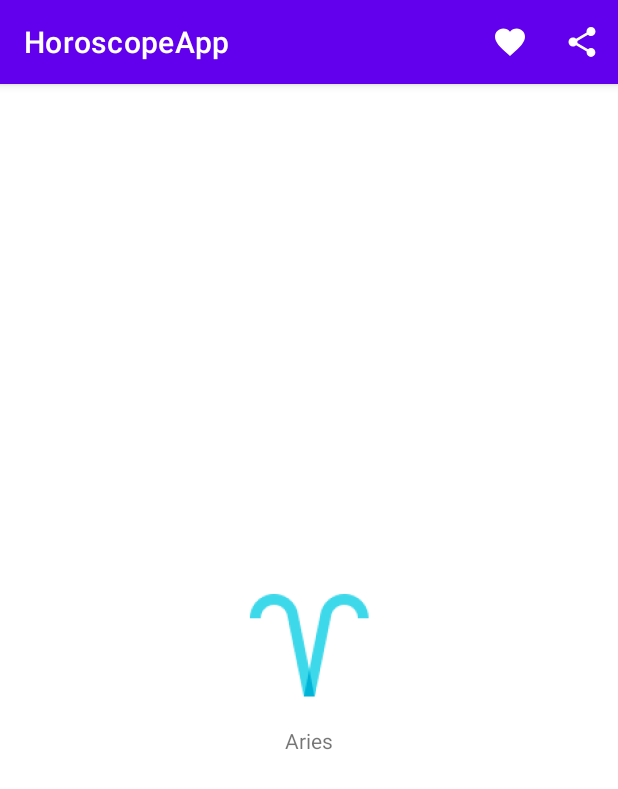
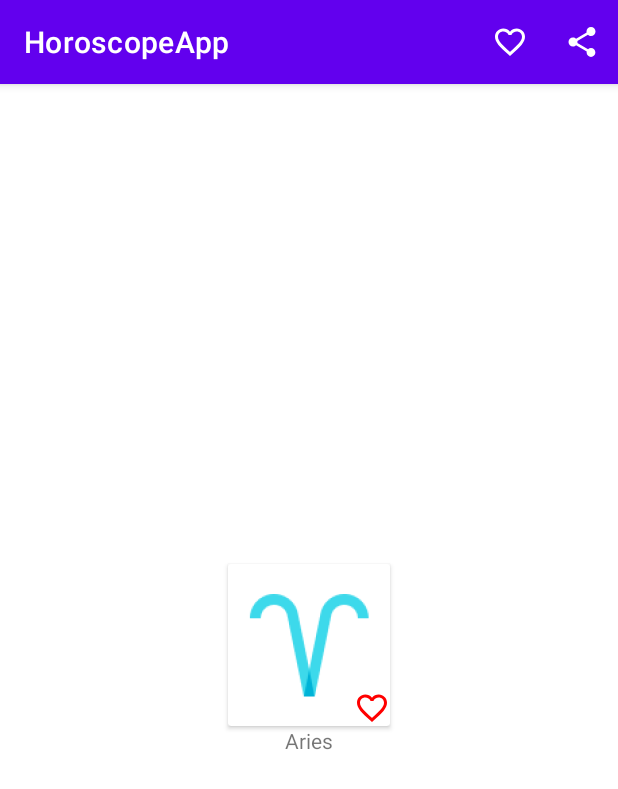
Before and after one commit to Casdelamir/HoroscopeApp, an Android app: the screen it shows after launch (DailyHoroscope before the commit, DailyHoroscopeActivity after it), after a tap on "Aries", on a phone screen of 412 x 824 dp. Shown: the top 789 px of the screen. Run offline under Robolectric (Android 15) with nearby library versions, the phone set to English and light mode, and no system bars; 1 statement that could not run was skipped.

Commit message:
Favorite functionality is added

```diff
--- a/app/src/main/AndroidManifest.xml
+++ b/app/src/main/AndroidManifest.xml
@@ -13,10 +13,10 @@
         android:theme="@style/Theme.HoroscopeApp"
         tools:targetApi="31">
         <activity
-            android:name=".DailyHoroscope"
+            android:name=".activities.DailyHoroscopeActivity"
             android:exported="false" />
         <activity
-            android:name=".MainActivity"
+            android:name=".activities.MainActivity"
             android:exported="true">
             <intent-filter>
                 <action android:name="android.intent.action.MAIN" />
--- a/app/src/main/java/com/example/horoscopeapp/DailyHoroscope.kt
+++ /dev/null
@@ -1,51 +0,0 @@
-package com.example.horoscopeapp
-
-import androidx.appcompat.app.AppCompatActivity
-import android.os.Bundle
-import android.util.Log
-import android.view.Menu
-import android.view.MenuItem
-import android.widget.ImageView
-import android.widget.TextView
-
-class DailyHoroscope : AppCompatActivity() {
-    companion object {
-        //static constant coming from the intent
-        const val EXTRA_ID = "HOROSCOPE_ID"
-    }
-    override fun onCreate(savedInstanceState: Bundle?) {
-
-        super.onCreate(savedInstanceState)
-        setContentView(R.layout.activity_daily_horoscope)
-
-        //here we are getting the id assigned to the EXTRA_ID constant in the intent extra
-        val id = intent.getStringExtra(EXTRA_ID)!!
-
-        val horoscope: Horoscope = HoroscopeProvider.getHoroscopeById(id)
-
-        val imageView: ImageView = findViewById(R.id.daily_icon)
-        val textView: TextView = findViewById(R.id.daily_name)
-
-        imageView.setImageResource(horoscope.logo)
-        textView.setText(horoscope.name)
-    }
-
-    override fun onCreateOptionsMenu(menu: Menu?): Boolean {
-        menuInflater.inflate(R.menu.menu_details, menu)
-        return super.onCreateOptionsMenu(menu)
-    }
-
-    override fun onOptionsItemSelected(item: MenuItem): Boolean {
-        return when(item.itemId) {
-            R.id.menu_favorite -> {
-                Log.i("MENU", "Favorite is selected")
-                true
-            }
-            R.id.menu_share -> {
-                Log.i("MENU", "Share is selected")
-                true
-            }
-            else -> super.onOptionsItemSelected(item)
-        }
-    }
-}
--- /dev/null
+++ b/app/src/main/java/com/example/horoscopeapp/activities/DailyHoroscopeActivity.kt
@@ -0,0 +1,95 @@
+package com.example.horoscopeapp.activities
+
+import androidx.appcompat.app.AppCompatActivity
+import android.os.Bundle
+import android.util.Log
+import android.view.Menu
+import android.view.MenuItem
+import android.widget.ImageButton
+import android.widget.ImageView
+import android.widget.TextView
+import com.example.horoscopeapp.data.Horoscope
+import com.example.horoscopeapp.data.HoroscopeProvider
+import com.example.horoscopeapp.R
+import com.example.horoscopeapp.utilities.SessionManager
+
+class DailyHoroscopeActivity : AppCompatActivity() {
+    companion object {
+        //static constant coming from the intent
+        const val EXTRA_ID = "HOROSCOPE_ID"
+    }
+
+    private var itemFavoriteMenu: MenuItem? = null
+    lateinit var sessionManager: SessionManager
+    var isFavorite: Boolean = false
+    //here we are getting the id assigned to the EXTRA_ID constant in the intent extra
+    lateinit var id: String
+    lateinit var favorite: String
+    lateinit var favoriteImageButton: ImageButton
+
+    override fun onCreate(savedInstanceState: Bundle?) {
+
+        super.onCreate(savedInstanceState)
+        setContentView(R.layout.activity_daily_horoscope)
+
+        sessionManager = SessionManager(this)
+        id = intent.getStringExtra(EXTRA_ID)!!
+
+        favoriteImageButton = findViewById(R.id.favorite_icon_button)
+
+        val horoscope: Horoscope = HoroscopeProvider.getHoroscopeById(id)
+
+        val imageView: ImageView = findViewById(R.id.daily_icon)
+        val textView: TextView = findViewById(R.id.daily_name)
+
+        imageView.setImageResource(horoscope.logo)
+        textView.setText(horoscope.name)
+
+        favorite = sessionManager.getFavoriteHoroscope().toString()
+
+        favoriteImageButton.setOnClickListener {
+            setFavorite()
+        }
+    }
+    fun setFavoriteIcons(id: String, imageResourceIcon: Int) {
+        itemFavoriteMenu?.setIcon(imageResourceIcon)
+        sessionManager.setHoroscopeToFavorite(id)
+        favoriteImageButton.setImageResource(imageResourceIcon)
+        favorite = sessionManager.getFavoriteHoroscope().toString()
+    }
+
+    fun setFavorite() {
+        if (favorite == id){
+            setFavoriteIcons("", R.drawable.baseline_favorite_border_24)
+        }else {
+            setFavoriteIcons(id, R.drawable.baseline_favorite_24)
+        }
+    }
+
+    override fun onCreateOptionsMenu(menu: Menu?): Boolean {
+        menuInflater.inflate(R.menu.menu_details, menu)
+        itemFavoriteMenu = menu?.findItem(R.id.menu_favorite)
+        //set icons: all icons are not favorite by default
+        if (favorite == id) {
+            itemFavoriteMenu?.setIcon(R.drawable.baseline_favorite_24)
+            favoriteImageButton.setImageResource(R.drawable.baseline_favorite_24)
+
+        }
+        return super.onCreateOptionsMenu(menu)
+    }
+
+    override fun onOptionsItemSelected(item: MenuItem): Boolean {
+        return when(item.itemId) {
+            R.id.menu_favorite -> {
+                setFavorite()
+                Log.i("MENU", "Favorite is selected")
+                true
+            }
+            R.id.menu_share -> {
+                Log.i("MENU", "Share is selected")
+                true
+            }
+            else -> super.onOptionsItemSelected(item)
+        }
+    }
+}
--- a/app/src/main/java/com/example/horoscopeapp/MainActivity.kt
+++ b/app/src/main/java/com/example/horoscopeapp/activities/MainActivity.kt
@@ -1,24 +1,25 @@
-package com.example.horoscopeapp
+package com.example.horoscopeapp.activities
 
 import android.content.Intent
-import android.media.RouteListingPreference.Item
 import androidx.appcompat.app.AppCompatActivity
 import android.os.Bundle
-import android.util.Log
 import android.view.Menu
-import android.view.MenuItem
-import androidx.appcompat.view.menu.MenuView.ItemView
 import androidx.appcompat.widget.SearchView
 import androidx.recyclerview.widget.LinearLayoutManager
 import androidx.recyclerview.widget.RecyclerView
+import com.example.horoscopeapp.data.Horoscope
+import com.example.horoscopeapp.data.HoroscopeProvider
+import com.example.horoscopeapp.R
+import com.example.horoscopeapp.adapters.RecyclerAdapter
 
 
 class MainActivity : AppCompatActivity() {
     lateinit var adapter: RecyclerAdapter
+    lateinit var horoscopeList: List<Horoscope>
 
     override fun onCreate(savedInstanceState: Bundle?) {
         lateinit var recyclerView: RecyclerView
-        val horoscopeList = HoroscopeProvider.getHoroscopeList()
+        horoscopeList = HoroscopeProvider.getHoroscopeList()
 
         super.onCreate(savedInstanceState)
         setContentView(R.layout.activity_main)
@@ -31,6 +32,11 @@ class MainActivity : AppCompatActivity() {
 
         recyclerView.adapter = adapter
         recyclerView.layoutManager = LinearLayoutManager(this)
+    }
+
+    override fun onResume() {
+        super.onResume()
+        adapter.updateDataSet(horoscopeList)
     }
 
     override fun onCreateOptionsMenu(menu: Menu?): Boolean {
@@ -46,7 +52,8 @@ class MainActivity : AppCompatActivity() {
 
             override fun onQueryTextChange(newText: String?): Boolean {
                 return if (newText != null) {
-                    val horoscopeList = HoroscopeProvider.getAllHoroscopesByIdStartingWithTheGivenInput(newText)
+                    val horoscopeList =
+                        HoroscopeProvider.getAllHoroscopesByIdStartingWithTheGivenInput(newText)
                     adapter.updateDataSet(horoscopeList)
                     true
                 } else false
@@ -56,10 +63,10 @@ class MainActivity : AppCompatActivity() {
         return super.onCreateOptionsMenu(menu)
     }
     fun navigateToDailyHoroscope(horoscope: Horoscope) {
-        val intent = Intent(this, DailyHoroscope::class.java)
-        //here we are assigning to the static constant of DailyHoroscope
+        val intent = Intent(this, DailyHoroscopeActivity::class.java)
+        //here we are assigning to the static constant of DailyHoroscopeActivity
         //class the name on which the value of the horoscope id will be passed
-        intent.putExtra(DailyHoroscope.EXTRA_ID, horoscope.id)
+        intent.putExtra(DailyHoroscopeActivity.EXTRA_ID, horoscope.id)
         startActivity(intent)
     }
 }
--- a/app/src/main/java/com/example/horoscopeapp/RecyclerAdapter.kt
+++ b/app/src/main/java/com/example/horoscopeapp/adapters/RecyclerAdapter.kt
@@ -1,12 +1,12 @@
-package com.example.horoscopeapp
+package com.example.horoscopeapp.adapters
 
-import android.annotation.SuppressLint
 import android.view.LayoutInflater
 import android.view.View
 import android.view.ViewGroup
 import androidx.recyclerview.widget.RecyclerView
-import android.content.Context
-import android.content.DialogInterface.OnClickListener
+import com.example.horoscopeapp.R
+import com.example.horoscopeapp.data.Horoscope
+import com.example.horoscopeapp.utilities.SessionManager
 
 class RecyclerAdapter(private var horoscopeList: List<Horoscope>, private val onClickListener: (Int) -> Unit): RecyclerView.Adapter<ViewHolder>() {
     override fun onCreateViewHolder(parent: ViewGroup, viewType: Int): ViewHolder {
@@ -27,6 +27,13 @@ class RecyclerAdapter(private var horoscopeList: List<Horoscope>, private val on
         holder.card.setOnClickListener {
             onClickListener(position)
         }
+
+        val favorite: Boolean = SessionManager(holder.context).isFavorite(item.id)
+        if (favorite) {
+            holder.iconFavorite.visibility = View.VISIBLE
+        }else {
+            holder.iconFavorite.visibility = View.GONE
+        }
     }
 
     fun updateDataSet(horoscopeList: List<Horoscope>) {
--- a/app/src/main/java/com/example/horoscopeapp/ViewHolder.kt
+++ b/app/src/main/java/com/example/horoscopeapp/adapters/ViewHolder.kt
@@ -1,22 +1,27 @@
-package com.example.horoscopeapp
+package com.example.horoscopeapp.adapters
 
+import android.content.Context
 import android.view.View
 import android.widget.ImageView
 import android.widget.TextView
 import androidx.cardview.widget.CardView
 import androidx.recyclerview.widget.RecyclerView
+import com.example.horoscopeapp.R
 
 class ViewHolder(view: View): RecyclerView.ViewHolder(view) {
     val textView: TextView
     val descTextView: TextView
     val imageView: ImageView
+    val iconFavorite: ImageView
     val card: CardView
+    val context: Context
 
     init {
         card = view.findViewById(R.id.card_horoscope)
         textView = view.findViewById(R.id.horoscope_title)
         descTextView = view.findViewById(R.id.horoscope_description)
         imageView = view.findViewById(R.id.icon)
-
+        iconFavorite = view.findViewById(R.id.favoriteImageView)
+        context = view.context
     }
 }
--- a/app/src/main/java/com/example/horoscopeapp/Horoscope.kt
+++ b/app/src/main/java/com/example/horoscopeapp/data/Horoscope.kt
@@ -1,4 +1,4 @@
-package com.example.horoscopeapp
+package com.example.horoscopeapp.data
 
 class Horoscope (val id:String, val name: Int, val logo:Int, val description:Int ) {
 }
--- a/app/src/main/java/com/example/horoscopeapp/HoroscopeProvider.kt
+++ b/app/src/main/java/com/example/horoscopeapp/data/HoroscopeProvider.kt
@@ -1,4 +1,7 @@
-package com.example.horoscopeapp
+package com.example.horoscopeapp.data
+
+import com.example.horoscopeapp.R
+
 //singleton class (have only one instance)
 class HoroscopeProvider {
     //all variables and functions in companion object are static
--- /dev/null
+++ b/app/src/main/java/com/example/horoscopeapp/utilities/SessionManager.kt
@@ -0,0 +1,35 @@
+package com.example.horoscopeapp.utilities
+
+import android.content.Context
+import android.content.SharedPreferences
+
+class SessionManager(context: Context) {
+    companion object{
+        const val FAVORITE_HOROSCOPE: String = "FAVORITE_HOROSCOPE"
+    }
+
+    //val sharedPref: SharedPreferences = context.getSharedPreferences("horoscope_session", Context.MODE_PRIVATE)
+
+    // use init to initialize the Shared references optional:
+
+    val sharedPref: SharedPreferences
+    init {
+    sharedPref = context.getSharedPreferences("horoscope_session", Context.MODE_PRIVATE)
+    }
+
+    fun setHoroscopeToFavorite(id: String?) {
+        sharedPref.edit().putString(FAVORITE_HOROSCOPE, id).apply()
+    }
+
+    fun setHoroscopeFavoriteToNull() {
+        sharedPref.edit().putString(FAVORITE_HOROSCOPE, null).apply()
+    }
+
+    fun getFavoriteHoroscope() : String? {
+        return sharedPref.getString(FAVORITE_HOROSCOPE, null)
+    }
+
+    fun isFavorite(id: String) : Boolean {
+        return sharedPref.getString(FAVORITE_HOROSCOPE, null).equals(id)
+    }
+}
--- a/app/src/main/res/drawable/baseline_favorite_24.xml
+++ b/app/src/main/res/drawable/baseline_favorite_24.xml
@@ -1,4 +1,4 @@
-<vector android:height="24dp" android:tint="#000000"
+<vector android:height="24dp" android:tint="#FF0000"
     android:viewportHeight="24" android:viewportWidth="24"
     android:width="24dp" xmlns:android="http://schemas.android.com/apk/res/android">
     <path android:fillColor="@android:color/white" android:pathData="M12,21.35l-1.45,-1.32C5.4,15.36 2,12.28 2,8.5 2,5.42 4.42,3 7.5,3c1.74,0 3.41,0.81 4.5,2.09C13.09,3.81 14.76,3 16.5,3 19.58,3 22,5.42 22,8.5c0,3.78 -3.4,6.86 -8.55,11.54L12,21.35z"/>
--- /dev/null
+++ b/app/src/main/res/drawable/baseline_favorite_border_24.xml
@@ -0,0 +1,5 @@
+<vector android:height="24dp" android:tint="#FF0000"
+    android:viewportHeight="24" android:viewportWidth="24"
+    android:width="24dp" xmlns:android="http://schemas.android.com/apk/res/android">
+    <path android:fillColor="@android:color/white" android:pathData="M16.5,3c-1.74,0 -3.41,0.81 -4.5,2.09C10.91,3.81 9.24,3 7.5,3 4.42,3 2,5.42 2,8.5c0,3.78 3.4,6.86 8.55,11.54L12,21.35l1.45,-1.32C18.6,15.36 22,12.28 22,8.5 22,5.42 19.58,3 16.5,3zM12.1,18.55l-0.1,0.1 -0.1,-0.1C7.14,14.24 4,11.39 4,8.5 4,6.5 5.5,5 7.5,5c1.54,0 3.04,0.99 3.57,2.36h1.87C13.46,5.99 14.96,5 16.5,5c2,0 3.5,1.5 3.5,3.5 0,2.89 -3.14,5.74 -7.9,10.05z"/>
+</vector>
--- a/app/src/main/res/layout/activity_daily_horoscope.xml
+++ b/app/src/main/res/layout/activity_daily_horoscope.xml
@@ -4,15 +4,27 @@
     xmlns:tools="http://schemas.android.com/tools"
     android:layout_width="match_parent"
     android:layout_height="match_parent"
-    tools:context=".DailyHoroscope"
+    tools:context=".activities.DailyHoroscopeActivity"
     android:orientation="vertical"
     android:gravity="center">
+    <androidx.cardview.widget.CardView
+        android:layout_width="wrap_content"
+        android:layout_height="wrap_content">
     <ImageView
         android:id="@+id/daily_icon"
         android:layout_width="wrap_content"
         android:layout_height="wrap_content"
         app:srcCompat="@mipmap/ic_aquarius_foreground"
-        />
+        android:layout_gravity="center"/>
+            <ImageButton
+                android:id="@+id/favorite_icon_button"
+                android:layout_height="wrap_content"
+                android:layout_width="wrap_content"
+                app:srcCompat="@drawable/baseline_favorite_border_24"
+                android:layout_gravity="bottom|end"
+                android:background="@android:color/transparent"
+            />
+    </androidx.cardview.widget.CardView>
     <TextView
         android:id="@+id/daily_name"
         android:layout_width="match_parent"
--- a/app/src/main/res/layout/activity_main.xml
+++ b/app/src/main/res/layout/activity_main.xml
@@ -3,7 +3,7 @@
     xmlns:tools="http://schemas.android.com/tools"
     android:layout_width="match_parent"
     android:layout_height="match_parent"
-    tools:context=".MainActivity">
+    tools:context=".activities.MainActivity">
     <androidx.recyclerview.widget.RecyclerView
         android:id="@+id/recyclerView"
         android:layout_width="match_parent"
--- a/app/src/main/res/menu/menu_details.xml
+++ b/app/src/main/res/menu/menu_details.xml
@@ -4,7 +4,7 @@
     <item
         android:id="@+id/menu_favorite"
         android:title="Favorite"
-        android:icon="@drawable/baseline_favorite_24"
+        android:icon="@drawable/baseline_favorite_border_24"
         app:showAsAction="ifRoom"
         app:iconTint="@color/white"
         />
--- a/app/src/main/res/values/colors.xml
+++ b/app/src/main/res/values/colors.xml
@@ -8,5 +8,4 @@
     <color name="black">#FF000000</color>
     <color name="white">#FFFFFFFF</color>
     <color name="green">#00E5FF</color>
-
 </resources>
```
Also changed, not shown: app/src/main/res/layout/item_horoscope_list.xml (+15 -1 lines).
